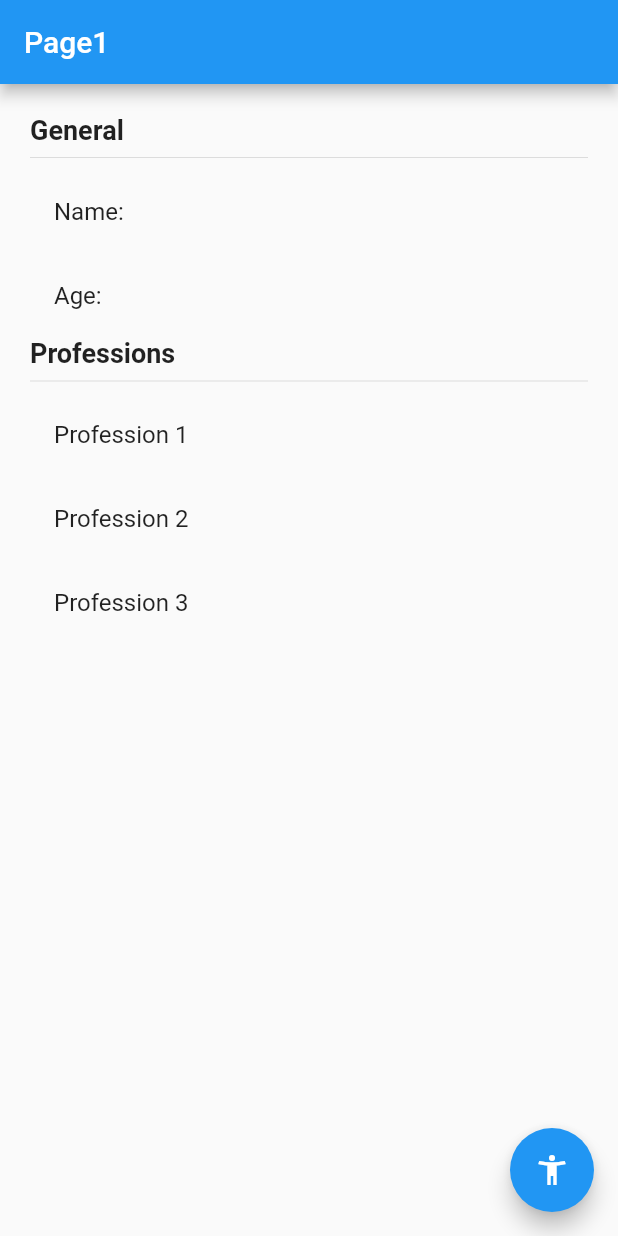
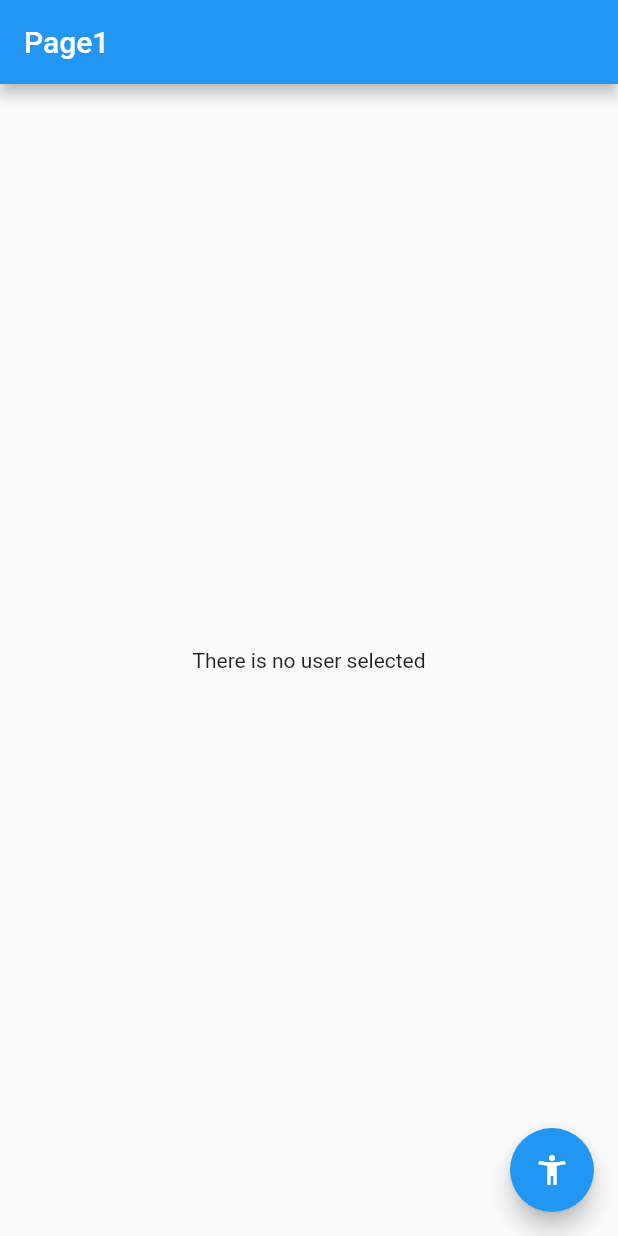
Before and after one commit to BryanParada/stateAppFA, a Flutter app: the screen it shows after launch, on a phone screen of 412 x 824 dp. Run offline on Flutter 3.47's test engine with Material 2 defaults, Android fonts, the phone set to English and light mode, and no system bars; our stand-ins replace get.

```diff
--- /dev/null
+++ b/lib/controllers/user_controller.dart
@@ -0,0 +1,16 @@
+
+
+import 'package:get/get.dart';
+import 'package:state_app/models/user.dart';
+
+class UserController extends GetxController{
+
+  var existUser = false.obs; //esto no es un bool, es un observable que emite valores booleanos
+  var user = new User().obs;
+
+  void loadUser( User pUser){
+    this.existUser.value = true;
+    this.user.value = pUser;
+  }
+
+}
--- a/lib/models/user.dart
+++ b/lib/models/user.dart
@@ -7,8 +7,8 @@ class User{
   List<String> professions;
 
   User({
-    required this.name,
-    required this.age,
-    required this.professions
+     this.name = '',
+     this.age = 0,
+     this.professions = const []
     });
 }
--- a/lib/pages/page1_page.dart
+++ b/lib/pages/page1_page.dart
@@ -1,5 +1,6 @@
 import 'package:flutter/material.dart';
 import 'package:get/get.dart';
+import 'package:state_app/controllers/user_controller.dart';
 import 'package:state_app/pages/page2_page.dart';
 
 
@@ -7,11 +8,17 @@ class Page1Page extends StatelessWidget {
 
   @override
   Widget build(BuildContext context) {
+
+    final userCtrl = Get.put(UserController());
+
     return Scaffold(
       appBar: AppBar(
         title: Text('Page1')
       ),
-      body: InfoUser(),
+      body: Obx( () =>  userCtrl.existUser.value
+            ? InfoUser()
+            : NoInfo()
+             ),
      floatingActionButton: FloatingActionButton(
       child: Icon( Icons.accessibility_new),
       // onPressed: () => Navigator.pushNamed(context, 'page2'),
@@ -22,6 +29,18 @@ class Page1Page extends StatelessWidget {
       }) //<- nombre de la ruta en main
      ),
    );
+  }
+}
+
+class NoInfo extends StatelessWidget {
+
+  @override
+  Widget build(BuildContext context) {
+    return Container(
+      child: Center(
+        child: Text('There is no user selected')
+      )
+    );
   }
 }
 
--- a/lib/pages/page2_page.dart
+++ b/lib/pages/page2_page.dart
@@ -2,6 +2,8 @@ import 'package:flutter/foundation.dart';
 
 import 'package:flutter/material.dart';
 import 'package:get/get.dart';
+import 'package:state_app/controllers/user_controller.dart';
+import 'package:state_app/models/user.dart';
 
 
 class Page2Page extends StatelessWidget {
@@ -12,6 +14,7 @@ class Page2Page extends StatelessWidget {
     print(Get.arguments);
     print(Get.arguments['name']);
 
+    final userCtrl = Get.find<UserController>();
 
     return Scaffold(
       appBar: AppBar(
@@ -24,7 +27,9 @@ class Page2Page extends StatelessWidget {
             MaterialButton(
               child: Text('Asign User', style: TextStyle(color: Colors.white)),
               color: Colors.blue,
-              onPressed: (){},
+              onPressed: (){
+                userCtrl.loadUser(User(name: 'bry', age: 35));
+              },
             ),
 
             MaterialButton(
```
